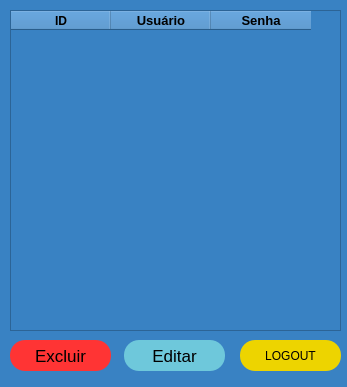
ipedromotta/login-desktop, file View/ui/tela_admin.ui: the form before one commit.
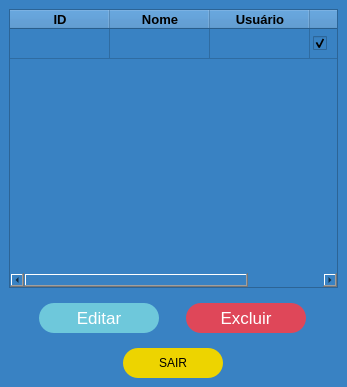
The form after the commit.

Patch:
```diff
--- a/View/ui/tela_admin.ui
+++ b/View/ui/tela_admin.ui
@@ -29,58 +29,124 @@
    <string notr="true">background-color: rgb(57, 130, 195);</string>
   </property>
   <widget class="QWidget" name="centralwidget">
-   <widget class="QPushButton" name="btn_logout">
-    <property name="geometry">
-     <rect>
-      <x>240</x>
-      <y>340</y>
-      <width>101</width>
-      <height>31</height>
-     </rect>
-    </property>
-    <property name="cursor">
-     <cursorShape>PointingHandCursor</cursorShape>
-    </property>
-    <property name="styleSheet">
-     <string notr="true">background-color: rgb(237, 212, 0);
-border-radius: 15px;
-</string>
-    </property>
-    <property name="text">
-     <string>LOGOUT</string>
-    </property>
-    <property name="default">
-     <bool>true</bool>
-    </property>
-   </widget>
+   <layout class="QVBoxLayout" name="verticalLayout">
+    <item>
    <widget class="QTableWidget" name="tbl_usuarios">
     <property name="enabled">
      <bool>true</bool>
     </property>
-    <property name="geometry">
-     <rect>
-      <x>10</x>
-      <y>10</y>
+      <property name="sizePolicy">
+       <sizepolicy hsizetype="Expanding" vsizetype="Expanding">
+        <horstretch>0</horstretch>
+        <verstretch>0</verstretch>
+       </sizepolicy>
+      </property>
+      <property name="maximumSize">
+       <size>
       <width>331</width>
       <height>321</height>
-     </rect>
+       </size>
+      </property>
+      <property name="font">
+       <font>
+        <pointsize>10</pointsize>
+       </font>
+      </property>
+      <property name="cursor" stdset="0">
+       <cursorShape>ArrowCursor</cursorShape>
+      </property>
+      <property name="autoFillBackground">
+       <bool>false</bool>
+      </property>
+      <property name="styleSheet">
+       <string notr="true"/>
+      </property>
+      <property name="frameShadow">
+       <enum>QFrame::Sunken</enum>
+      </property>
+      <property name="verticalScrollBarPolicy">
+       <enum>Qt::ScrollBarAsNeeded</enum>
+      </property>
+      <property name="horizontalScrollBarPolicy">
+       <enum>Qt::ScrollBarAsNeeded</enum>
+      </property>
+      <property name="sizeAdjustPolicy">
+       <enum>QAbstractScrollArea::AdjustToContents</enum>
+      </property>
+      <property name="editTriggers">
+       <set>QAbstractItemView::NoEditTriggers</set>
     </property>
     <property name="tabKeyNavigation">
      <bool>false</bool>
     </property>
+      <property name="alternatingRowColors">
+       <bool>false</bool>
+      </property>
+      <property name="selectionBehavior">
+       <enum>QAbstractItemView::SelectRows</enum>
+      </property>
+      <property name="textElideMode">
+       <enum>Qt::ElideRight</enum>
+      </property>
+      <property name="showGrid">
+       <bool>true</bool>
+      </property>
+      <property name="gridStyle">
+       <enum>Qt::SolidLine</enum>
+      </property>
     <property name="wordWrap">
      <bool>true</bool>
     </property>
+      <property name="cornerButtonEnabled">
+       <bool>true</bool>
+      </property>
+      <property name="columnCount">
+       <number>4</number>
+      </property>
+      <attribute name="horizontalHeaderVisible">
+       <bool>true</bool>
+      </attribute>
+      <attribute name="horizontalHeaderHighlightSections">
+       <bool>true</bool>
+      </attribute>
+      <attribute name="verticalHeaderVisible">
+       <bool>false</bool>
+      </attribute>
+      <row>
+       <property name="text">
+        <string>New Row</string>
+       </property>
+      </row>
     <column>
      <property name="text">
       <string>ID</string>
      </property>
      <property name="font">
       <font>
-       <pointsize>9</pointsize>
+         <family>MS Shell Dlg 2</family>
+         <pointsize>10</pointsize>
        <weight>75</weight>
        <bold>true</bold>
       </font>
+       </property>
+       <property name="textAlignment">
+        <set>AlignCenter</set>
+       </property>
+      </column>
+      <column>
+       <property name="text">
+        <string>Nome</string>
+       </property>
+       <property name="font">
+        <font>
+         <family>MS Shell Dlg 2</family>
+         <pointsize>10</pointsize>
+         <weight>75</weight>
+         <bold>true</bold>
+        </font>
+       </property>
+       <property name="textAlignment">
+        <set>AlignCenter</set>
      </property>
     </column>
     <column>
@@ -94,10 +160,13 @@
        <bold>true</bold>
       </font>
      </property>
+       <property name="textAlignment">
+        <set>AlignCenter</set>
+       </property>
     </column>
     <column>
      <property name="text">
-      <string>Senha</string>
+        <string>Admin</string>
      </property>
      <property name="font">
       <font>
@@ -106,19 +175,84 @@
        <bold>true</bold>
       </font>
      </property>
-    </column>
-   </widget>
+       <property name="textAlignment">
+        <set>AlignCenter</set>
+       </property>
+      </column>
+      <item row="0" column="3">
+       <property name="text">
+        <string/>
+       </property>
+       <property name="textAlignment">
+        <set>AlignCenter</set>
+       </property>
+       <property name="checkState">
+        <enum>Checked</enum>
+       </property>
+      </item>
+     </widget>
+    </item>
+    <item>
+     <widget class="QWidget" name="horizontalWidget" native="true">
+      <layout class="QHBoxLayout" name="horizontalLayout">
+       <item>
+        <widget class="QPushButton" name="btn_editar">
+         <property name="minimumSize">
+          <size>
+           <width>100</width>
+           <height>30</height>
+          </size>
+         </property>
+         <property name="maximumSize">
+          <size>
+           <width>120</width>
+           <height>16777215</height>
+          </size>
+         </property>
+         <property name="font">
+          <font>
+           <pointsize>13</pointsize>
+           <weight>50</weight>
+           <bold>false</bold>
+          </font>
+         </property>
+         <property name="cursor">
+          <cursorShape>PointingHandCursor</cursorShape>
+         </property>
+         <property name="styleSheet">
+          <string notr="true">*{
+background-color: #6EC8DB;
+border-radius: 15px;
+color: white;
+}
+QPushButton:hover{
+background-color:#60afbf;
+}</string>
+         </property>
+         <property name="text">
+          <string>Editar</string>
+         </property>
+         <property name="default">
+          <bool>true</bool>
+         </property>
+        </widget>
+       </item>
+       <item>
    <widget class="QPushButton" name="btn_excluir">
     <property name="enabled">
      <bool>true</bool>
     </property>
-    <property name="geometry">
-     <rect>
-      <x>10</x>
-      <y>340</y>
-      <width>101</width>
-      <height>31</height>
-     </rect>
+         <property name="minimumSize">
+          <size>
+           <width>100</width>
+           <height>30</height>
+          </size>
+         </property>
+         <property name="maximumSize">
+          <size>
+           <width>120</width>
+           <height>16777215</height>
+          </size>
     </property>
     <property name="font">
      <font>
@@ -131,8 +265,15 @@
      <cursorShape>PointingHandCursor</cursorShape>
     </property>
     <property name="styleSheet">
-     <string notr="true">background-color: rgb(255, 52, 52);
+          <string notr="true">*{
+background-color: #df4759;
 border-radius: 15px;
+color: #fff;
+}
+QPushButton:hover{
+background-color: #ba3847;
+}
+
 </string>
     </property>
     <property name="text">
@@ -148,37 +289,47 @@
      <bool>true</bool>
     </property>
    </widget>
-   <widget class="QPushButton" name="btn_editar">
-    <property name="geometry">
-     <rect>
-      <x>124</x>
-      <y>340</y>
-      <width>101</width>
-      <height>31</height>
-     </rect>
-    </property>
-    <property name="font">
-     <font>
-      <pointsize>13</pointsize>
-      <weight>50</weight>
-      <bold>false</bold>
-     </font>
+       </item>
+      </layout>
+     </widget>
+    </item>
+    <item alignment="Qt::AlignHCenter">
+     <widget class="QPushButton" name="btn_logout">
+      <property name="minimumSize">
+       <size>
+        <width>100</width>
+        <height>30</height>
+       </size>
+      </property>
+      <property name="maximumSize">
+       <size>
+        <width>150</width>
+        <height>16777215</height>
+       </size>
     </property>
     <property name="cursor">
      <cursorShape>PointingHandCursor</cursorShape>
     </property>
     <property name="styleSheet">
-     <string notr="true">background-color: #6EC8DB;
+       <string notr="true">*{
+background-color: #edd400;
 border-radius: 15px;
+}
+QPushButton:hover{
+background-color: #d1bc08;
+}
+
 </string>
     </property>
     <property name="text">
-     <string>Editar</string>
+       <string>SAIR</string>
     </property>
     <property name="default">
      <bool>true</bool>
     </property>
    </widget>
+    </item>
+   </layout>
   </widget>
  </widget>
  <tabstops>
```
Left out of the diff: 3 changed lines with no effect on the pictures. Lines whose indentation alone changed are shown as unchanged.
